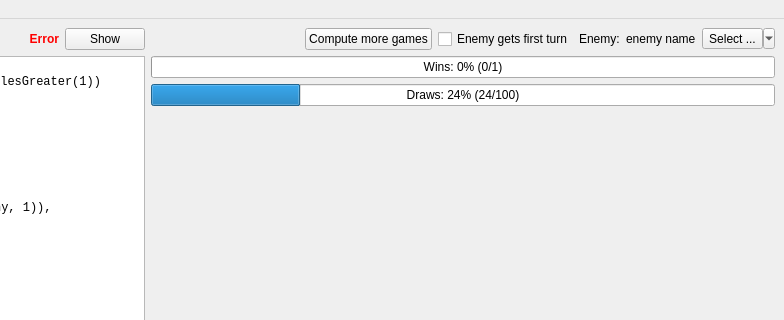
The window that src/ui/mainwindow.ui (scummos/dominion) describes before a commit, drawn with Qt 5; both pictures show x 489 to 1273 and y 0 to 320 of the 1273 by 736 pixel window.
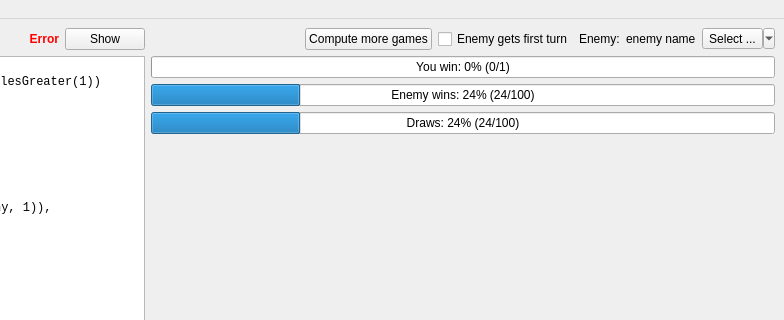
The same window after the commit. Custom widgets are drawn as their Qt base class.

Diff of the .ui file:
```diff
--- a/src/ui/mainwindow.ui
+++ b/src/ui/mainwindow.ui
@@ -250,7 +250,17 @@
          <number>0</number>
         </property>
         <property name="format">
-         <string>Wins: %p% (%v/%m)</string>
+         <string>You win: %p% (%v/%m)</string>
+        </property>
+       </widget>
+      </item>
+      <item>
+       <widget class="QProgressBar" name="enemyWinrate">
+        <property name="value">
+         <number>24</number>
+        </property>
+        <property name="format">
+         <string>Enemy wins: %p% (%v/%m)</string>
         </property>
        </widget>
       </item>
@@ -259,6 +269,15 @@
         <property name="value">
          <number>24</number>
         </property>
+        <property name="alignment">
+         <set>Qt::AlignLeading|Qt::AlignLeft|Qt::AlignVCenter</set>
+        </property>
+        <property name="orientation">
+         <enum>Qt::Horizontal</enum>
+        </property>
+        <property name="textDirection">
+         <enum>QProgressBar::TopToBottom</enum>
+        </property>
         <property name="format">
          <string>Draws: %p% (%v/%m)</string>
         </property>
```
